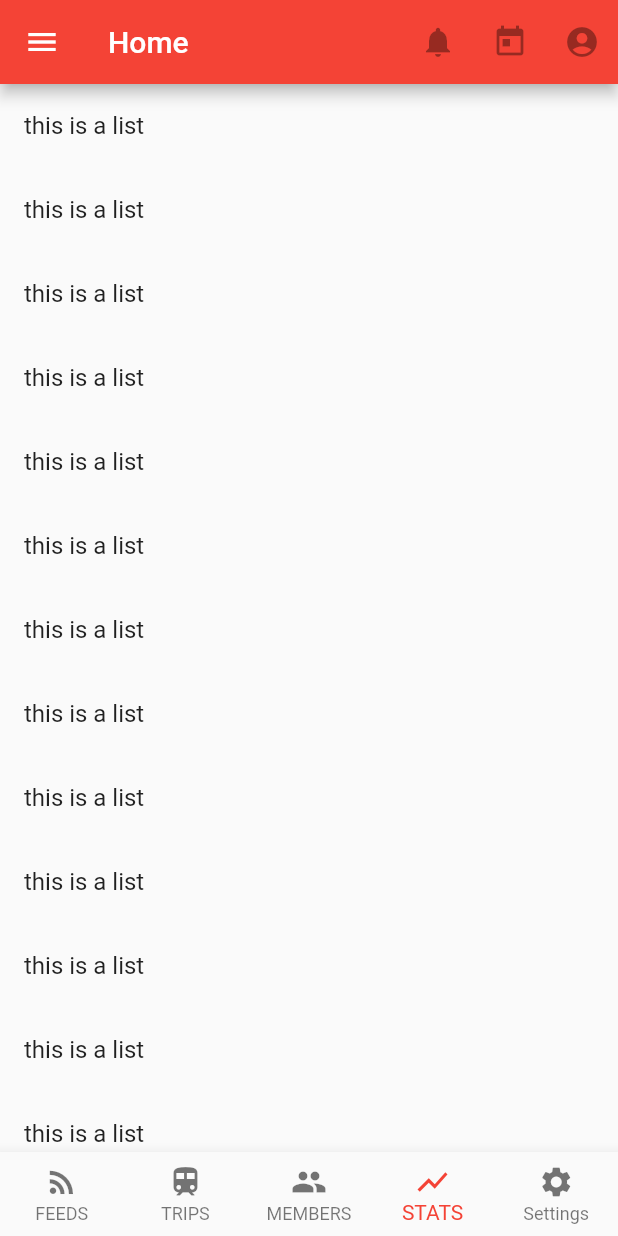
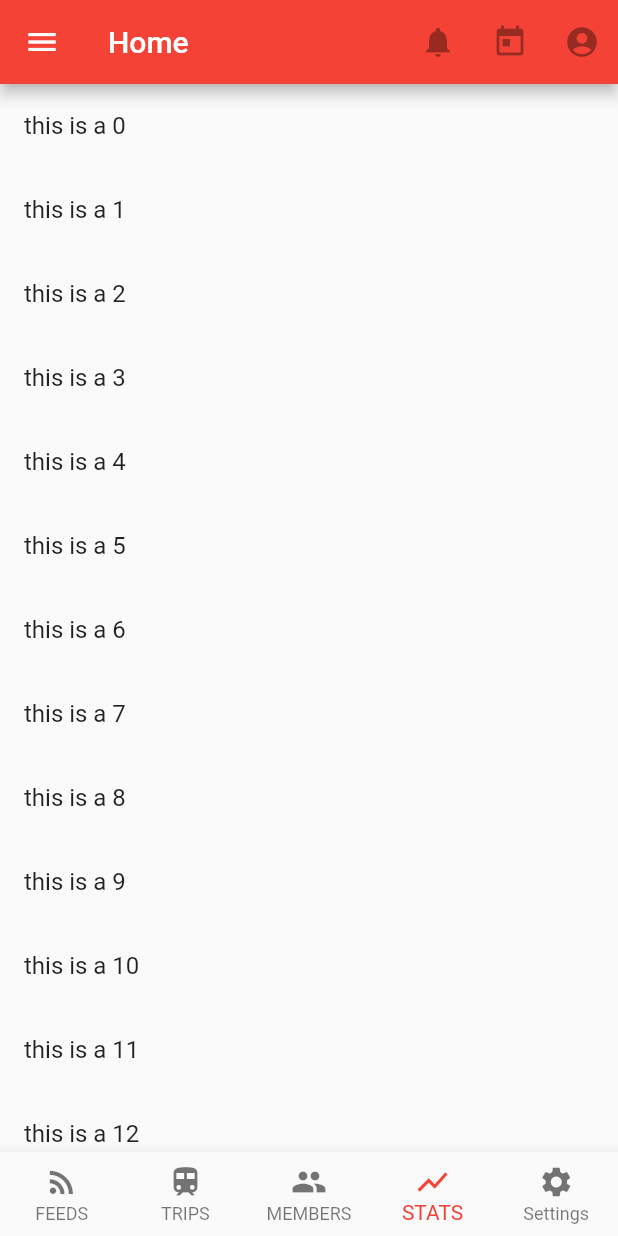
Before and after one commit to prabeen04/trip_manager, a Flutter app: the screen it shows after launch, item 4 of the bottom bar chosen, on a phone screen of 412 x 824 dp. Run offline on Flutter 3.47's test engine with Material 2 defaults, Android fonts, the phone set to English and light mode, and no system bars; our stand-ins replace contacts_service; missing offline and left inert: simple_permissions; network calls fail.

```diff
--- a/lib/src/screens/stats/swipe_list.dart
+++ b/lib/src/screens/stats/swipe_list.dart
@@ -6,7 +6,7 @@ class SwipeList extends StatefulWidget {
 }
 
 class _SwipeListState extends State<SwipeList> {
-  List<String> list = new List<String>.generate(30, (i) => 'this is a list');
+  List<String> list = new List<String>.generate(30, (i) => 'this is a $i');
   @override
   Widget build(BuildContext context) {
     return ListView.builder(
```
